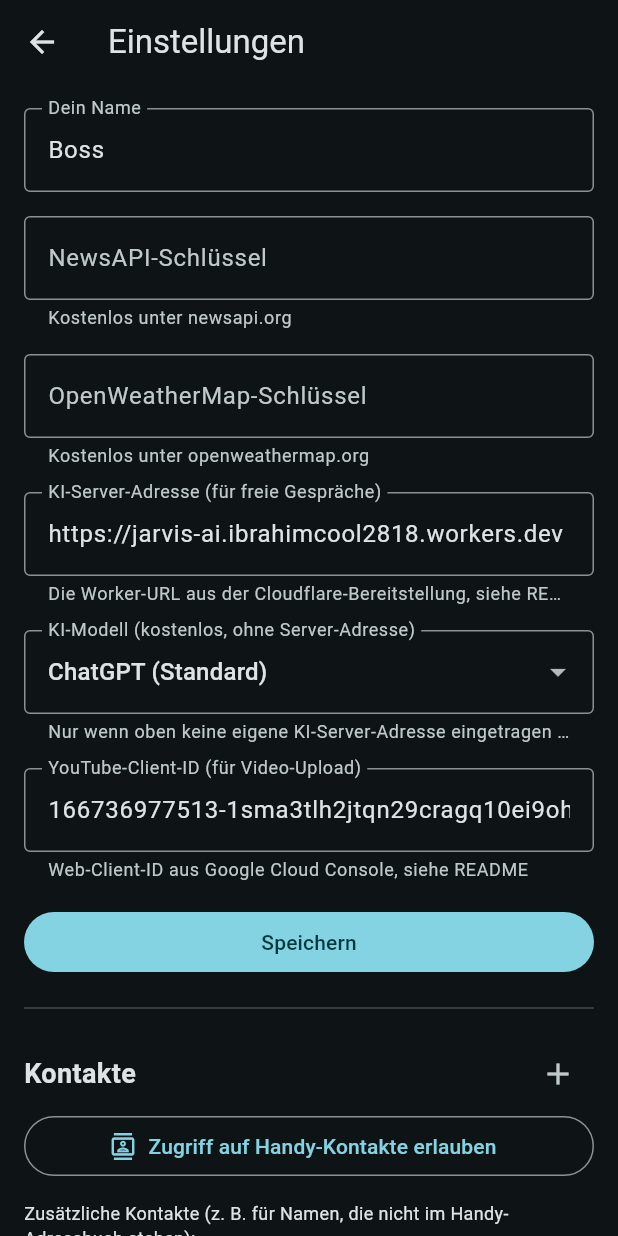
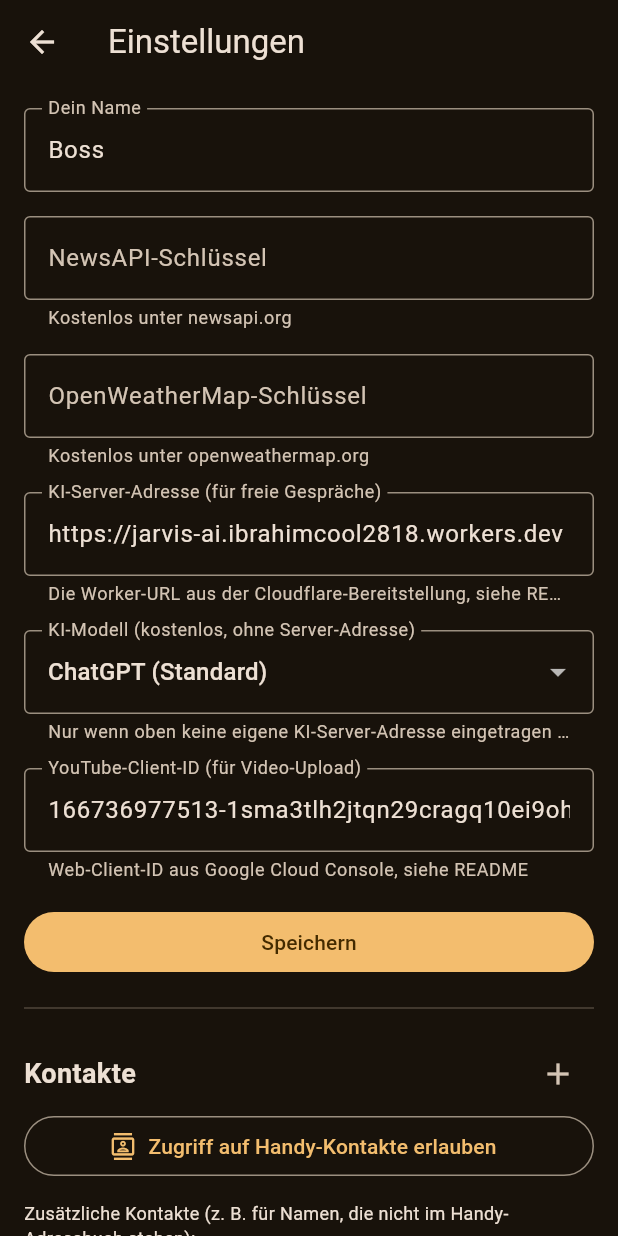
Before and after one commit to ibrahim200832/jarvis-mobile, a Flutter app: the screen it shows after launch, item 2 of the bottom bar chosen, after a tap on the "settings" icon, on a phone screen of 412 x 824 dp. Run offline on Flutter 3.47's test engine with Material 3 defaults, Android fonts, the phone set to English and light mode, and no system bars; our stand-ins replace battery_plus, camera, flutter_contacts, flutter_svg, flutter_tts, geocoding and 9 more; missing offline and left inert: dart:js_interop, dart:ui_web, installed_apps; network calls fail.

Commit message:
Switch the app's color theme from cyan to a warm gold
Moves the Material color-scheme seed off blue/cyan to a warm gold,
better matching the J.A.R.V.I.S./Iron Man theme. Everything derives
from this single seed via ColorScheme.fromSeed, so the whole UI
(header, buttons, bubbles) picks it up automatically - verified with
a real browser screenshot of a local build.

```diff
--- a/lib/main.dart
+++ b/lib/main.dart
@@ -17,11 +17,11 @@ class JarvisApp extends StatelessWidget {
     return MaterialApp(
       title: 'J.A.R.V.I.S.',
       theme: ThemeData(
-        colorScheme: ColorScheme.fromSeed(seedColor: Colors.cyan, brightness: Brightness.dark),
+        colorScheme: ColorScheme.fromSeed(seedColor: const Color(0xFFD4952B), brightness: Brightness.dark),
         useMaterial3: true,
       ),
       darkTheme: ThemeData(
-        colorScheme: ColorScheme.fromSeed(seedColor: Colors.cyan, brightness: Brightness.dark),
+        colorScheme: ColorScheme.fromSeed(seedColor: const Color(0xFFD4952B), brightness: Brightness.dark),
         useMaterial3: true,
       ),
       themeMode: ThemeMode.dark,
```
